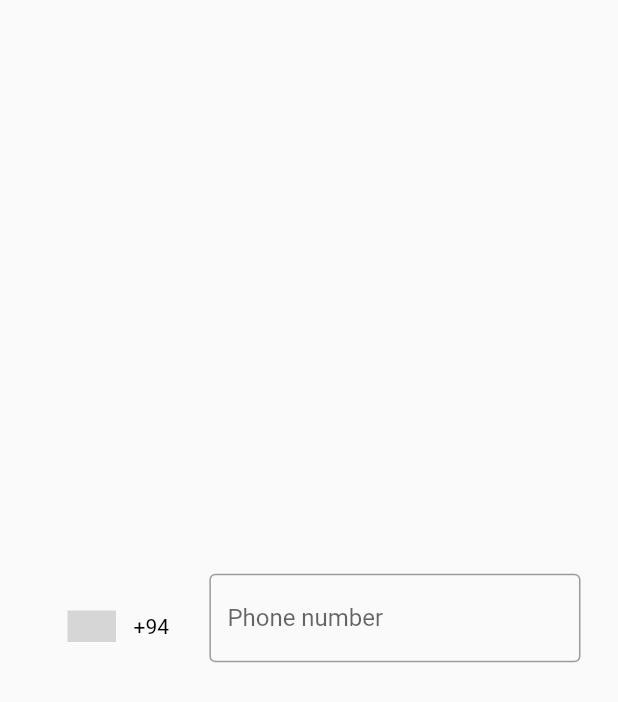
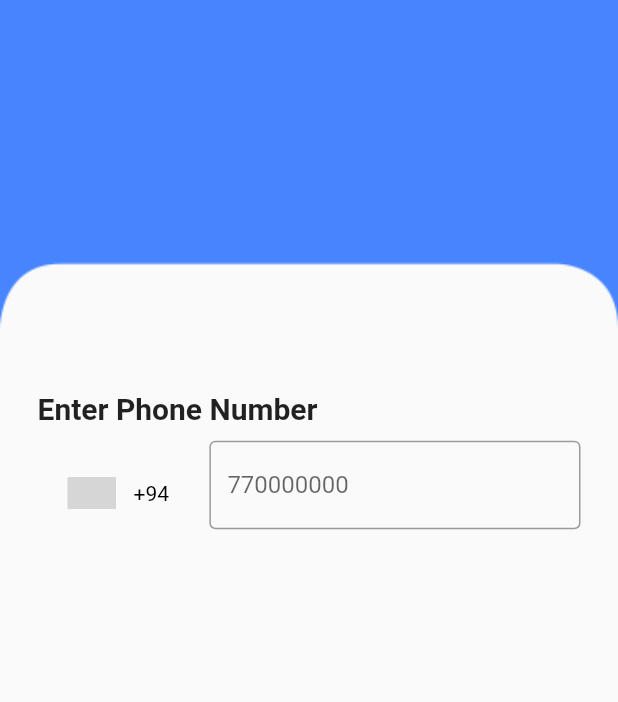
Before and after one commit to nadeeshapathiraja/flutter_chat, a Flutter app: the GettingStarted screen opened directly, after a tap on "Next", after a tap on "Skip", on a phone screen of 412 x 824 dp. Shown: the top 702 px of the screen. Run offline on Flutter 3.47's test engine with Material 2 defaults, Android fonts, the light colour scheme and no system bars; drawn by our look-alikes of intl_phone_number_input; our stand-ins replace animate_do, carousel_slider; grey boxes are pictures that could not be loaded.

Commit message:
Phone number verification half done

```diff
--- a/lib/authentication/login_page/login_page.dart
+++ b/lib/authentication/login_page/login_page.dart
@@ -1,3 +1,5 @@
+import 'package:chat_app_flutter/components/custom_text.dart';
+import 'package:chat_app_flutter/utils/constants.dart';
 import 'package:flutter/material.dart';
 import 'package:intl_phone_number_input/intl_phone_number_input.dart';
 
@@ -18,15 +20,32 @@ class _LoginPageState extends State<LoginPage> {
   @override
   Widget build(BuildContext context) {
     return Scaffold(
-      body: Container(
-        padding: EdgeInsets.all(25),
-        child: Column(
-          mainAxisAlignment: MainAxisAlignment.center,
-          children: <Widget>[
-            PhoneNumberInputSection(
-                number: number, phoneNumberController: phoneNumberController),
-          ],
-        ),
+      body: Column(
+        children: [
+          Image.asset(
+            Constants.imageAssets("header.png"),
+            width: double.infinity,
+            fit: BoxFit.fitWidth,
+          ),
+          Container(
+            padding: EdgeInsets.all(25),
+            child: Column(
+              crossAxisAlignment: CrossAxisAlignment.start,
+              children: [
+                CustomText(
+                  text: "Enter Phone Number",
+                  fontSize: 20,
+                  fontWeight: FontWeight.bold,
+                ),
+                SizedBox(height: 10),
+                PhoneNumberInputSection(
+                  number: number,
+                  phoneNumberController: phoneNumberController,
+                ),
+              ],
+            ),
+          ),
+        ],
       ),
     );
   }
@@ -55,12 +74,13 @@ class PhoneNumberInputSection extends StatelessWidget {
         selectorType: PhoneInputSelectorType.DIALOG,
       ),
       ignoreBlank: false,
-      autoValidateMode: AutovalidateMode.always,
+      autoValidateMode: AutovalidateMode.disabled,
       selectorTextStyle: TextStyle(color: Colors.black),
       initialValue: number,
       maxLength: 9,
       textFieldController: phoneNumberController,
       formatInput: false,
+      hintText: "770000000",
       keyboardType: const TextInputType.numberWithOptions(
         signed: true,
         decimal: true,
--- a/lib/main.dart
+++ b/lib/main.dart
@@ -1,3 +1,4 @@
+import 'package:chat_app_flutter/authentication/login_page/login_page.dart';
 import 'package:chat_app_flutter/components/custom_text.dart';
 import 'package:chat_app_flutter/create_contact/create_contact.dart';
 import 'package:chat_app_flutter/main_pages/call_page/call_page.dart';
@@ -19,12 +20,11 @@ class MyApp extends StatelessWidget {
   Widget build(BuildContext context) {
     return MaterialApp(
       debugShowCheckedModeBanner: false,
-      title: 'Flutter Demo',
       theme: ThemeData(
         brightness: Brightness.light,
         primarySwatch: Colors.blue,
       ),
-      home: const SplashScreen(),
+      home: const LoginPage(),
     );
   }
 }
```
